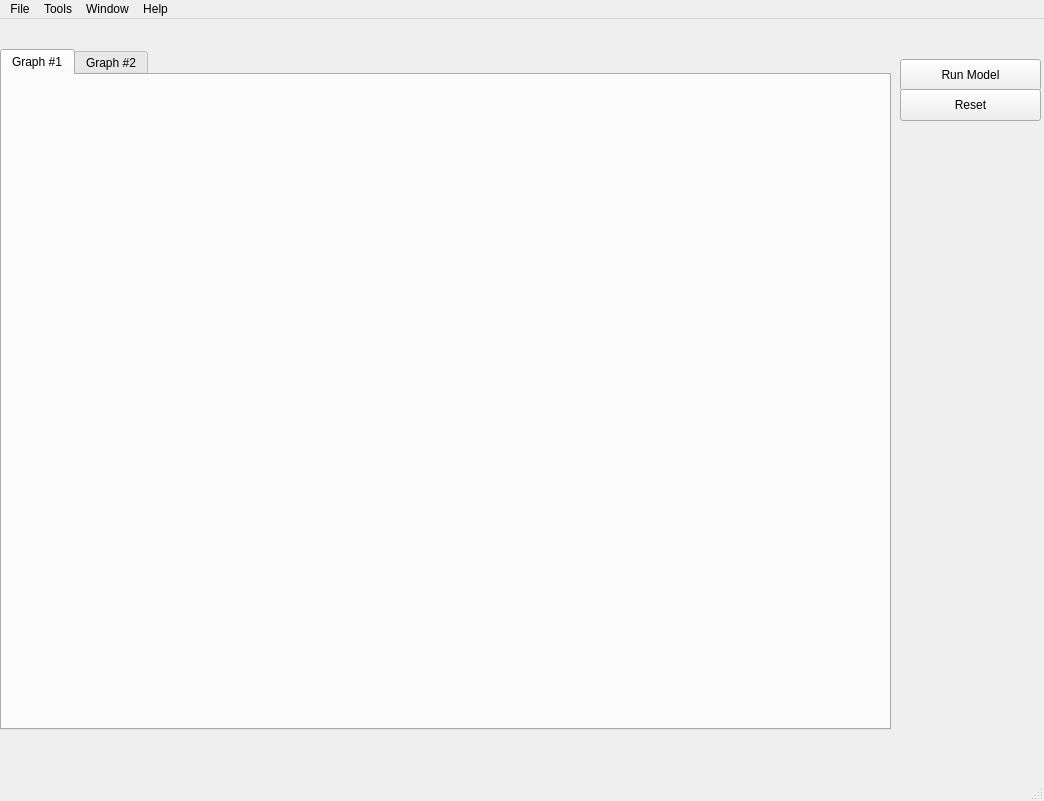
Before: the Qt Designer form desktop/telemetry/mainwindow.ui in pncln/Telemetry, drawn with Qt 5.
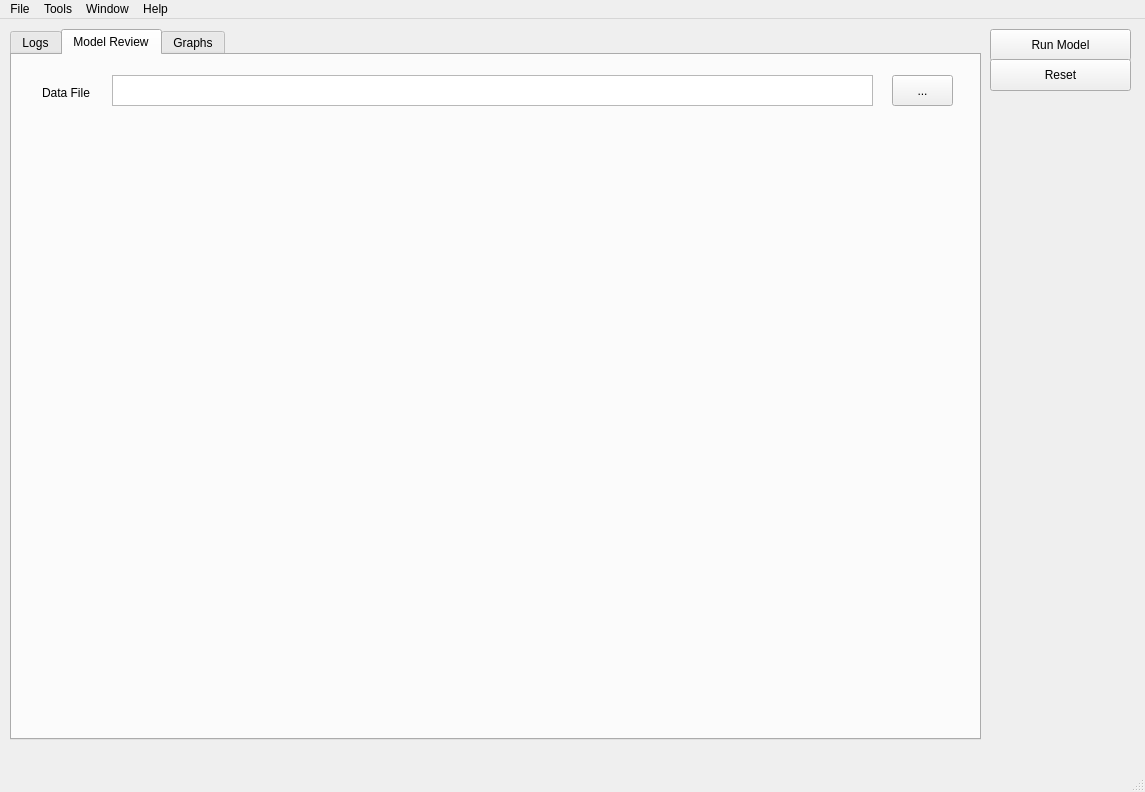
After: the same form once the commit is applied. The open tabs and pages were chosen to show the change.

```diff
--- a/desktop/telemetry/mainwindow.ui
+++ b/desktop/telemetry/mainwindow.ui
@@ -12,10 +12,16 @@
    <rect>
     <x>0</x>
     <y>0</y>
-    <width>1044</width>
-    <height>801</height>
+    <width>1145</width>
+    <height>792</height>
    </rect>
   </property>
+  <property name="minimumSize">
+   <size>
+    <width>959</width>
+    <height>577</height>
+   </size>
+  </property>
   <property name="contextMenuPolicy">
    <enum>Qt::ContextMenuPolicy::DefaultContextMenu</enum>
   </property>
@@ -44,10 +50,10 @@
    <widget class="QTabWidget" name="tabWidget">
     <property name="geometry">
      <rect>
-      <x>0</x>
-      <y>30</y>
-      <width>891</width>
-      <height>681</height>
+      <x>10</x>
+      <y>10</y>
+      <width>971</width>
+      <height>711</height>
      </rect>
     </property>
     <property name="minimumSize">
@@ -59,22 +65,92 @@
     <property name="currentIndex">
      <number>1</number>
     </property>
-    <widget class="QWidget" name="tab">
-     <attribute name="title">
-      <string>Graph #1</string>
-     </attribute>
-    </widget>
     <widget class="QWidget" name="tab_2">
      <attribute name="title">
-      <string>Graph #2</string>
+      <string>Logs</string>
      </attribute>
+     <widget class="QTextEdit" name="textEdit">
+      <property name="geometry">
+       <rect>
+        <x>10</x>
+        <y>10</y>
+        <width>761</width>
+        <height>461</height>
+       </rect>
+      </property>
+      <property name="readOnly">
+       <bool>true</bool>
+      </property>
+     </widget>
+    </widget>
+    <widget class="QWidget" name="tab">
+     <attribute name="title">
+      <string>Model Review</string>
+     </attribute>
+     <widget class="QPushButton" name="dataPathButton">
+      <property name="geometry">
+       <rect>
+        <x>880</x>
+        <y>20</y>
+        <width>61</width>
+        <height>31</height>
+       </rect>
+      </property>
+      <property name="text">
+       <string>...</string>
+      </property>
+     </widget>
+     <widget class="QTextEdit" name="dataPathEdit">
+      <property name="geometry">
+       <rect>
+        <x>100</x>
+        <y>20</y>
+        <width>761</width>
+        <height>31</height>
+       </rect>
+      </property>
+      <property name="lineWrapMode">
+       <enum>QTextEdit::LineWrapMode::NoWrap</enum>
+      </property>
+      <property name="readOnly">
+       <bool>true</bool>
+      </property>
+     </widget>
+     <widget class="QLabel" name="label">
+      <property name="geometry">
+       <rect>
+        <x>30</x>
+        <y>30</y>
+        <width>58</width>
+        <height>16</height>
+       </rect>
+      </property>
+      <property name="text">
+       <string>Data File</string>
+      </property>
+     </widget>
+    </widget>
+    <widget class="QWidget" name="tab_3">
+     <attribute name="title">
+      <string>Graphs</string>
+     </attribute>
+     <widget class="QGraphicsView" name="graphicsView">
+      <property name="geometry">
+       <rect>
+        <x>10</x>
+        <y>10</y>
+        <width>941</width>
+        <height>661</height>
+       </rect>
+      </property>
+     </widget>
     </widget>
    </widget>
    <widget class="QPushButton" name="pushButton">
     <property name="geometry">
      <rect>
-      <x>900</x>
-      <y>40</y>
+      <x>990</x>
+      <y>10</y>
       <width>141</width>
       <height>32</height>
      </rect>
@@ -86,8 +162,8 @@
    <widget class="QPushButton" name="pushButton_2">
     <property name="geometry">
      <rect>
-      <x>900</x>
-      <y>70</y>
+      <x>990</x>
+      <y>40</y>
       <width>141</width>
       <height>32</height>
      </rect>
@@ -102,7 +178,7 @@
     <rect>
      <x>0</x>
      <y>0</y>
-     <width>1044</width>
+     <width>1145</width>
      <height>37</height>
     </rect>
    </property>
```
Left out of the diff: 2 changed lines with no effect on the pictures.
